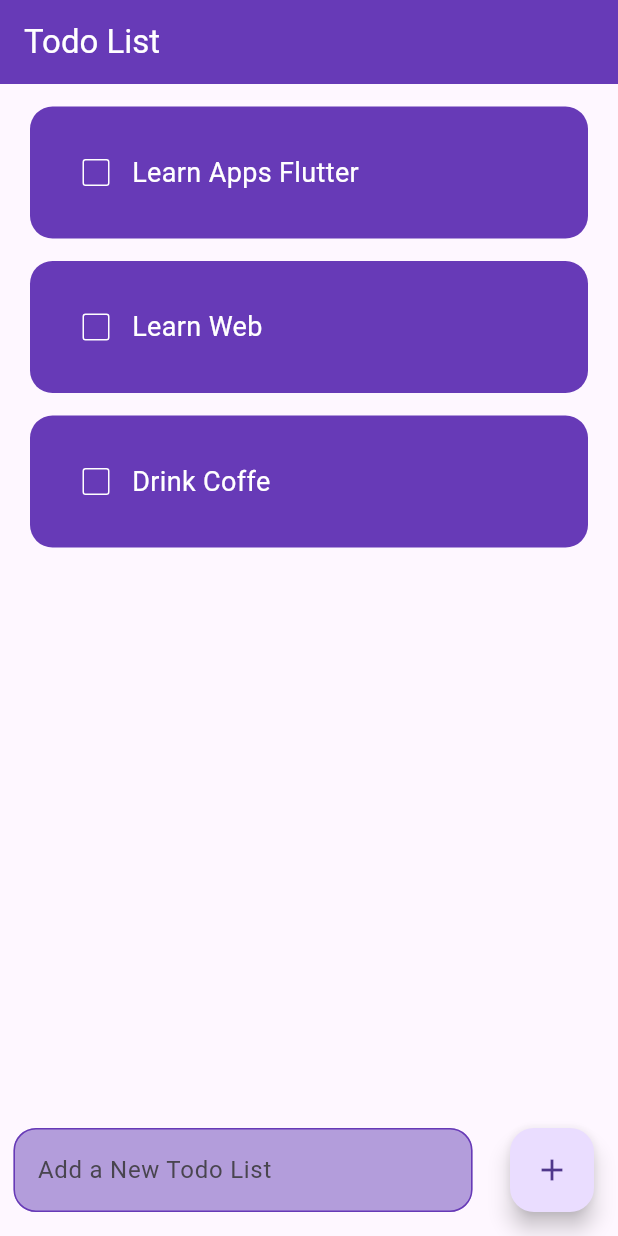
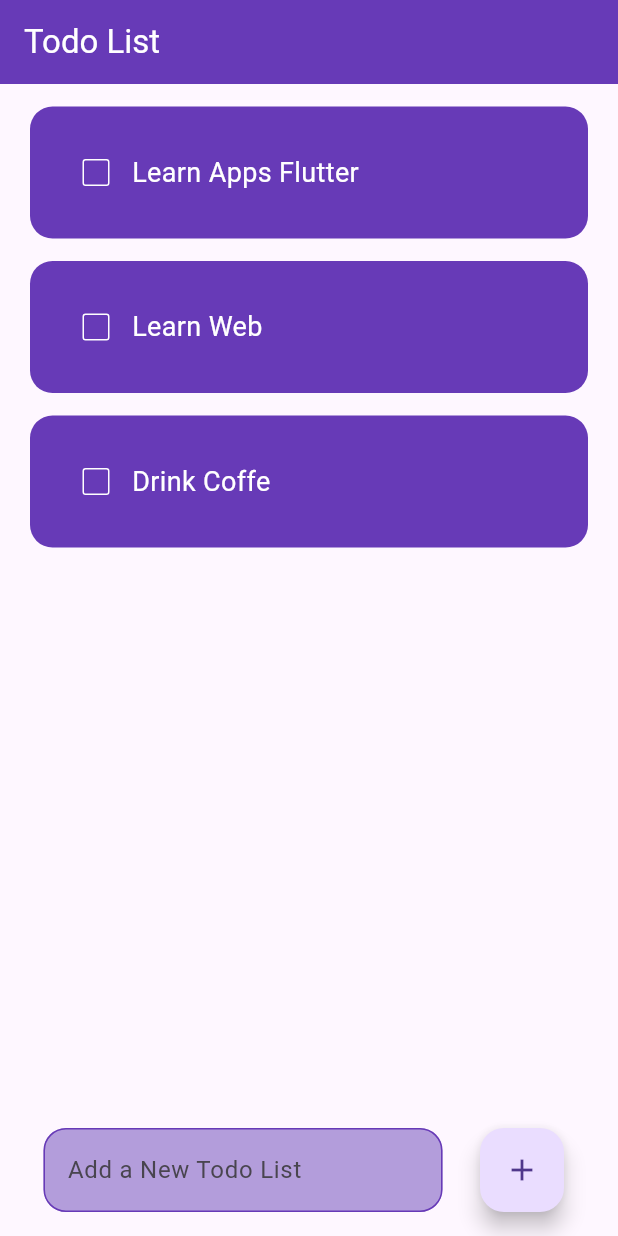
Before and after one commit to narantyomaulana/flutter-todo-list, a Flutter app: the screen it shows after launch, on a phone screen of 412 x 824 dp. Run offline on Flutter 3.47's test engine with Material 3 defaults, Android fonts, the phone set to English and light mode, and no system bars; drawn by our look-alikes of flutter_slidable.

Commit message:
Done Todo List

```diff
--- a/lib/pages/home_page.dart
+++ b/lib/pages/home_page.dart
@@ -2,7 +2,7 @@ import 'package:flutter/material.dart';
 import 'package:flutter_application_1/utils/todo_list.dart';
 
 class HomePage extends StatefulWidget {
-  HomePage({super.key});
+  const HomePage({super.key});
 
   @override
   State<HomePage> createState() => _HomePageState();
@@ -30,6 +30,12 @@ class _HomePageState extends State<HomePage> {
     });
   }
 
+  void deleteTask(int index) {
+    setState(() {
+      toDoList.removeAt(index);
+    });
+  }
+
   @override
   Widget build(BuildContext context) {
     return Scaffold(
@@ -45,9 +51,12 @@ class _HomePageState extends State<HomePage> {
               taskName: toDoList[index][0],
               taskCompleted: toDoList[index][1],
               onChanged: (value) => checkBoxChanged(index),
+              deleteFunction: (value) => deleteTask(index),
             );
           }),
-      floatingActionButton: Row(
+      floatingActionButton: Padding(
+        padding: const EdgeInsets.symmetric(horizontal: 20),
+        child: Row(
           children: [
             Expanded(
               child: Padding(
@@ -82,6 +91,7 @@ class _HomePageState extends State<HomePage> {
             ),
           ],
         ),
+      ),
     );
   }
 }
--- a/lib/utils/todo_list.dart
+++ b/lib/utils/todo_list.dart
@@ -1,16 +1,19 @@
 import 'package:flutter/material.dart';
+import 'package:flutter_slidable/flutter_slidable.dart';
 
 class TodoList extends StatelessWidget {
-  const TodoList(
-      {super.key,
+  const TodoList({
+    super.key,
     required this.taskName,
     required this.taskCompleted,
-      this.onChanged});
+    required this.onChanged,
+    required this.deleteFunction,
+  });
 
   final String taskName;
   final bool taskCompleted;
-
   final Function(bool?)? onChanged;
+  final Function(BuildContext)? deleteFunction;
 
   @override
   Widget build(BuildContext context) {
@@ -20,6 +23,20 @@ class TodoList extends StatelessWidget {
         left: 20,
         right: 20,
         bottom: 0,
+      ),
+      child: Slidable(
+        endActionPane: ActionPane(
+          motion: StretchMotion(),
+          children: [
+            SlidableAction(
+              onPressed: deleteFunction,
+              icon: Icons.delete,
+              borderRadius: BorderRadius.circular(15),
+              backgroundColor: Colors.red,
+              foregroundColor:
+                  Colors.white, // Add this line to set the icon color to white
+            ),
+          ],
         ),
         child: Container(
           padding: const EdgeInsets.all(20),
@@ -51,7 +68,7 @@ class TodoList extends StatelessWidget {
             ],
           ),
         ),
+      ),
     );
-    ;
   }
 }
--- a/pubspec.yaml
+++ b/pubspec.yaml
@@ -34,6 +34,8 @@ dependencies:
   # The following adds the Cupertino Icons font to your application.
   # Use with the CupertinoIcons class for iOS style icons.
   cupertino_icons: ^1.0.8
+  flutter_slidable: ^3.1.2
+
 
 dev_dependencies:
   flutter_test:
```
Also changed, not shown: pubspec.lock. Lines whose indentation alone changed are shown as unchanged.
